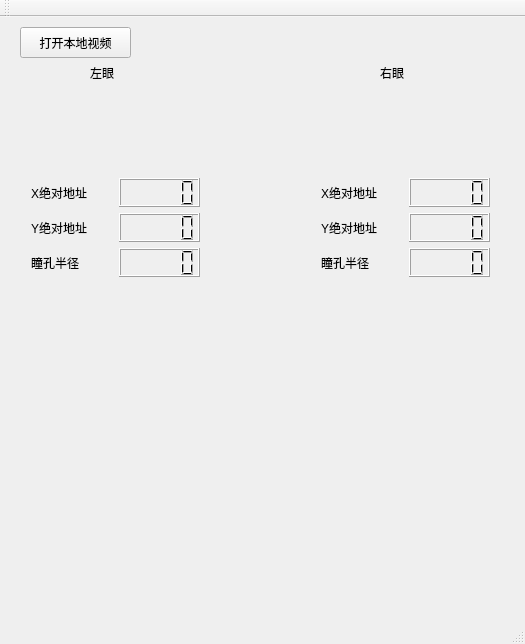
The window that EyePupilLocalization/eyepupillocalization.ui (mackenbaron/EyePupilLocalization) describes before a commit, drawn with Qt 5.
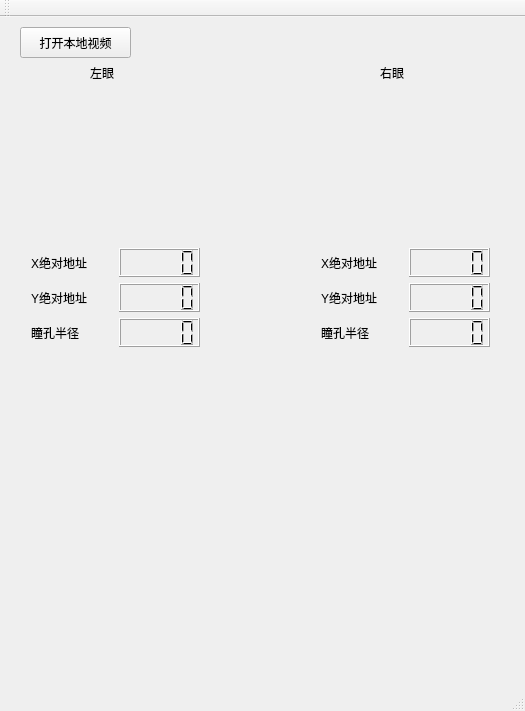
The same window after the commit. Custom widgets are drawn as their Qt base class.

Commit message: 小改了UI界面，让眼睛完全显示，之前由于长宽比没有全部显示。

The edit to the form file:
```diff
--- a/EyePupilLocalization/eyepupillocalization.ui
+++ b/EyePupilLocalization/eyepupillocalization.ui
@@ -7,7 +7,7 @@
     <x>0</x>
     <y>0</y>
     <width>525</width>
-    <height>644</height>
+    <height>711</height>
    </rect>
   </property>
   <property name="windowTitle">
@@ -18,7 +18,7 @@
     <property name="geometry">
      <rect>
       <x>310</x>
-      <y>150</y>
+      <y>220</y>
       <width>191</width>
       <height>121</height>
      </rect>
@@ -96,7 +96,7 @@
       <x>310</x>
       <y>80</y>
       <width>191</width>
-      <height>61</height>
+      <height>131</height>
      </rect>
     </property>
     <property name="text">
@@ -107,7 +107,7 @@
     <property name="geometry">
      <rect>
       <x>20</x>
-      <y>150</y>
+      <y>220</y>
       <width>191</width>
       <height>121</height>
      </rect>
@@ -169,10 +169,10 @@
    <widget class="QLabel" name="label_Leye">
     <property name="geometry">
      <rect>
-      <x>20</x>
+      <x>40</x>
       <y>80</y>
       <width>191</width>
-      <height>61</height>
+      <height>131</height>
      </rect>
     </property>
     <property name="text">
@@ -183,7 +183,7 @@
     <property name="geometry">
      <rect>
       <x>20</x>
-      <y>290</y>
+      <y>360</y>
       <width>481</width>
       <height>141</height>
      </rect>
@@ -193,7 +193,7 @@
     <property name="geometry">
      <rect>
       <x>20</x>
-      <y>440</y>
+      <y>510</y>
       <width>481</width>
       <height>141</height>
      </rect>
```
The commit also changes 4 other files.
